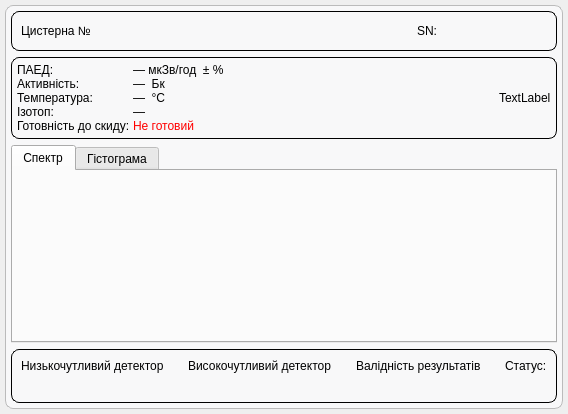
Qt form _UI/dashboardbarrel.ui (Miskiv-Andrew/wroc) before a commit.
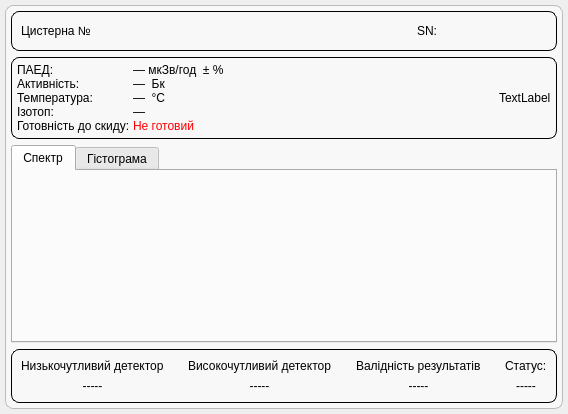
The same form after that commit.

Diff of the .ui file:
```diff
--- a/_UI/dashboardbarrel.ui
+++ b/_UI/dashboardbarrel.ui
@@ -113,7 +113,10 @@
              <item>
               <widget class="QLabel" name="lowDetectorValue">
                <property name="text">
-                <string/>
+                <string>-----</string>
+               </property>
+               <property name="alignment">
+                <set>Qt::AlignmentFlag::AlignCenter</set>
                </property>
               </widget>
              </item>
@@ -144,7 +147,10 @@
              <item>
               <widget class="QLabel" name="highDetectorValue">
                <property name="text">
-                <string/>
+                <string>-----</string>
+               </property>
+               <property name="alignment">
+                <set>Qt::AlignmentFlag::AlignCenter</set>
                </property>
               </widget>
              </item>
@@ -175,7 +181,10 @@
              <item>
               <widget class="QLabel" name="validityValue">
                <property name="text">
-                <string/>
+                <string>-----</string>
+               </property>
+               <property name="alignment">
+                <set>Qt::AlignmentFlag::AlignCenter</set>
                </property>
               </widget>
              </item>
@@ -206,7 +215,10 @@
              <item>
               <widget class="QLabel" name="statusValue">
                <property name="text">
-                <string/>
+                <string>-----</string>
+               </property>
+               <property name="alignment">
+                <set>Qt::AlignmentFlag::AlignCenter</set>
                </property>
               </widget>
              </item>
```
